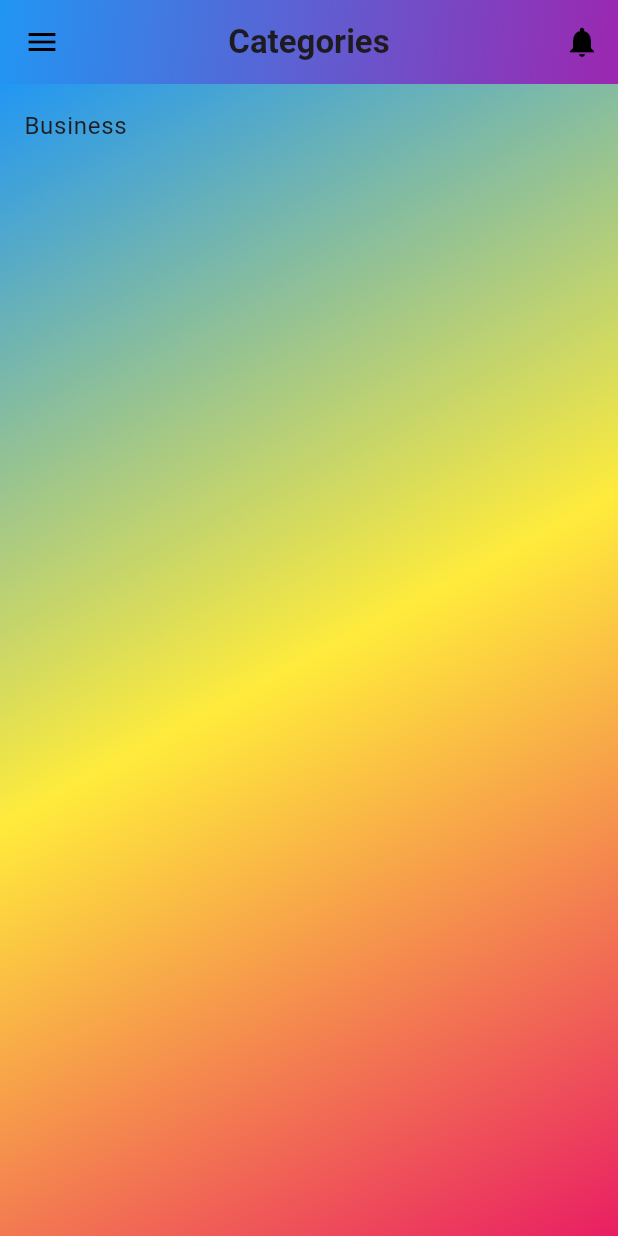
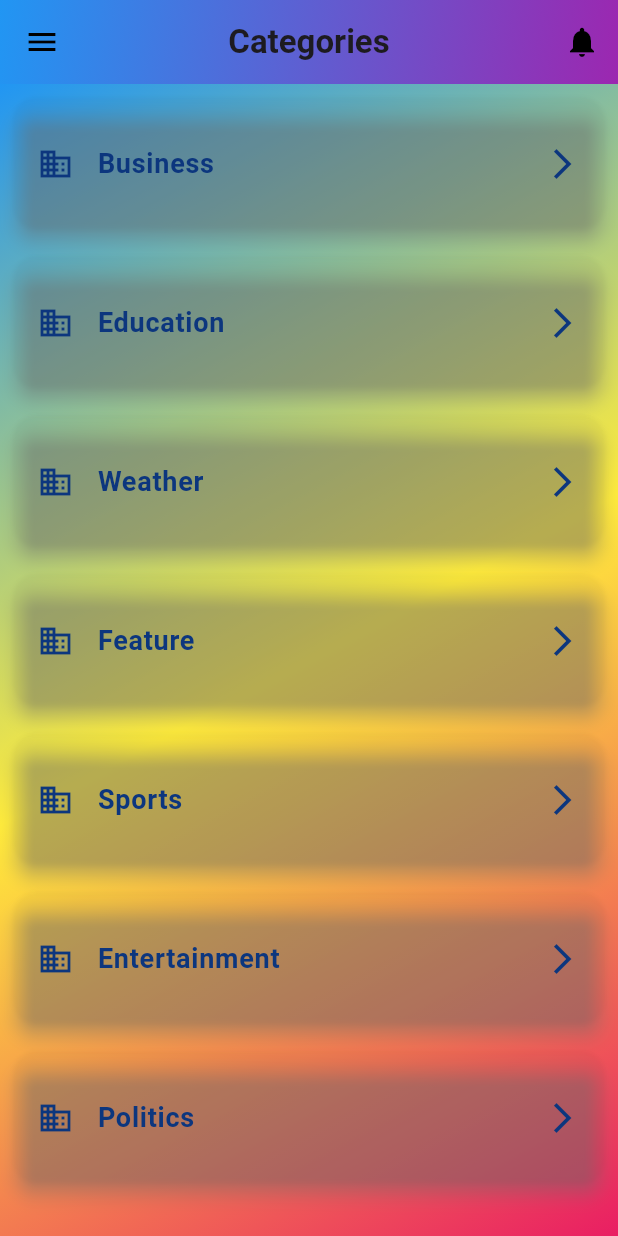
Before and after one commit to ReturajProshad/Brainwave_Matrix_Intern, a Flutter app: the screen it shows after launch, after a tap on the "menu" icon, after a tap on "Categories", on a phone screen of 412 x 824 dp. Run offline on Flutter 3.47's test engine with Material 3 defaults, Android fonts, the light colour scheme and no system bars; our stand-ins replace webview_flutter; network calls fail.

Commit message:
category section updated

```diff
--- a/lib/customWidgets/constants.dart
+++ b/lib/customWidgets/constants.dart
@@ -6,8 +6,9 @@ class Constants {
   List<Color> gradient = [Colors.blue, Colors.purple];
   String DrawerImage =
       "https://cdn.pixabay.com/photo/2015/05/31/12/12/coffee-791439_1280.jpg";
+
   String fromTopHome = "Top Headlines";
-
+  String fromCateGory = "Categories";
   //category body color
   List<Color> catColor = [
     Colors.blue,
--- a/lib/customWidgets/drawer.dart
+++ b/lib/customWidgets/drawer.dart
@@ -53,6 +53,7 @@ class MyDrawer extends StatelessWidget {
             leading: const Icon(Icons.category, color: Colors.orange),
             title: const Text('Categories'),
             onTap: () {
+              Navigator.pop(context);
               if (_currentheading != "Categories") {
                 Provider.of<NewsProvider>(context, listen: false)
                     .updateHeading('Categories');
--- a/lib/main.dart
+++ b/lib/main.dart
@@ -19,7 +19,9 @@ class MyApp extends StatelessWidget {
         theme: ThemeData(
           primarySwatch: Colors.blue,
         ),
-        home: NewsScreen(),
+        home: NewsScreen(
+          comeFrom: '',
+        ),
       ),
     );
   }
--- a/lib/provider/news_provider.dart
+++ b/lib/provider/news_provider.dart
@@ -20,7 +20,14 @@ class NewsProvider with ChangeNotifier {
   bool get loading => _loading;
 
   NewsProvider() {
-    fetchNews();
+    loadArticles();
+  }
+  void loadArticles() {
+    if (currentHeading == Constants.instants.fromTopHome) {
+      fetchNews();
+    } else if (currentHeading != Constants.instants.fromCateGory) {
+      fetchCategory(currentHeading);
+    }
   }
 
   Future<void> fetchNews() async {
@@ -35,4 +42,17 @@ class NewsProvider with ChangeNotifier {
       notifyListeners();
     }
   }
+
+  Future<void> fetchCategory(String _title) async {
+    try {
+      _loading = true;
+      notifyListeners();
+      _articles = await NewsService().fetchByCategory(_title);
+    } catch (e) {
+      print(e);
+    } finally {
+      _loading = false;
+      notifyListeners();
+    }
+  }
 }
--- a/lib/view/category.dart
+++ b/lib/view/category.dart
@@ -3,6 +3,7 @@ import 'package:news_app_with_rest_api/customWidgets/CustomAppbar.dart';
 import 'package:news_app_with_rest_api/customWidgets/constants.dart';
 import 'package:news_app_with_rest_api/customWidgets/drawer.dart';
 import 'package:news_app_with_rest_api/provider/news_provider.dart';
+import 'package:news_app_with_rest_api/view/news_screen.dart';
 import 'package:provider/provider.dart';
 
 class CategoryPage extends StatelessWidget {
@@ -31,19 +32,64 @@ class CategoryPage extends StatelessWidget {
             gradient: LinearGradient(
               colors: Constants.instants.catColor,
               begin: Alignment.topLeft,
-                end: Alignment.bottomRight),
+              end: Alignment.bottomRight,
             ),
+          ),
+          child: Expanded(
             child: Column(
               mainAxisSize: MainAxisSize.max,
               crossAxisAlignment: CrossAxisAlignment.center,
               children: [
-              ListTile(
-                title: Text('Business'),
+                _Categories('Business', Icons.business, context),
+                _Categories('Education', Icons.business, context),
+                _Categories('Weather', Icons.business, context),
+                _Categories('Feature', Icons.business, context),
+                _Categories('Sports', Icons.business, context),
+                _Categories('Entertainment', Icons.business, context),
+                _Categories('Politics', Icons.business, context),
+              ],
             ),
-            ],
           ),
         ),
       ),
     );
   }
+
+  Widget _Categories(String _title, IconData _icon, BuildContext _context) {
+    return Card(
+      color: Colors.transparent,
+      shape: RoundedRectangleBorder(
+        borderRadius: BorderRadius.circular(15.0),
+      ),
+      elevation: 5,
+      shadowColor: Colors.grey.withOpacity(0.8),
+      margin: EdgeInsets.all(10),
+      child: ListTile(
+        contentPadding: EdgeInsets.all(15),
+        tileColor: Colors.transparent,
+        leading: Icon(_icon, color: const Color.fromARGB(255, 12, 54, 126)),
+        title: Text(
+          _title,
+          style: TextStyle(
+            fontWeight: FontWeight.bold,
+            fontSize: 18,
+            color: const Color.fromARGB(255, 12, 54, 126),
+          ),
+        ),
+        trailing: Icon(Icons.arrow_forward_ios,
+            color: const Color.fromARGB(255, 12, 54, 126)),
+        onTap: () async {
+          Provider.of<NewsProvider>(_context, listen: false)
+              .updateHeading(_title);
+          Provider.of<NewsProvider>(_context, listen: false).loadArticles();
+          Navigator.push(
+              _context,
+              MaterialPageRoute(
+                  builder: (_context) => NewsScreen(
+                        comeFrom: comeFrom, ////////NNNN
+                      )));
+        },
+      ),
+    );
   }
+}
--- a/lib/view/news_screen.dart
+++ b/lib/view/news_screen.dart
@@ -9,12 +9,14 @@ import 'package:news_app_with_rest_api/view/webview/readFullArticle.dart';
 import 'package:provider/provider.dart';
 
 class NewsScreen extends StatelessWidget {
+  String comeFrom;
+  NewsScreen({required this.comeFrom});
   @override
   Widget build(BuildContext context) {
     final newsProvider = Provider.of<NewsProvider>(context);
 
     return Scaffold(
-      appBar: Customappbar(headings: Constants.instants.fromTopHome),
+      appBar: Customappbar(headings: newsProvider.currentHeading),
       drawer: MyDrawer(),
       body: newsProvider.loading
           ? const Center(child: CircularProgressIndicator())
@@ -22,7 +24,7 @@ class NewsScreen extends StatelessWidget {
               itemCount: newsProvider.articles.length,
               itemBuilder: (context, index) {
                 final article = newsProvider.articles[index];
-                print(article.urlToImage);
+                // print(article.urlToImage);
                 //if (article.urlToImage != '') {
                 return _ListTile(article, context);
                 //} else
```
Also changed, not shown: lib/services/News_api_service.dart (+13 -0 lines). Lines whose indentation alone changed are shown as unchanged.
